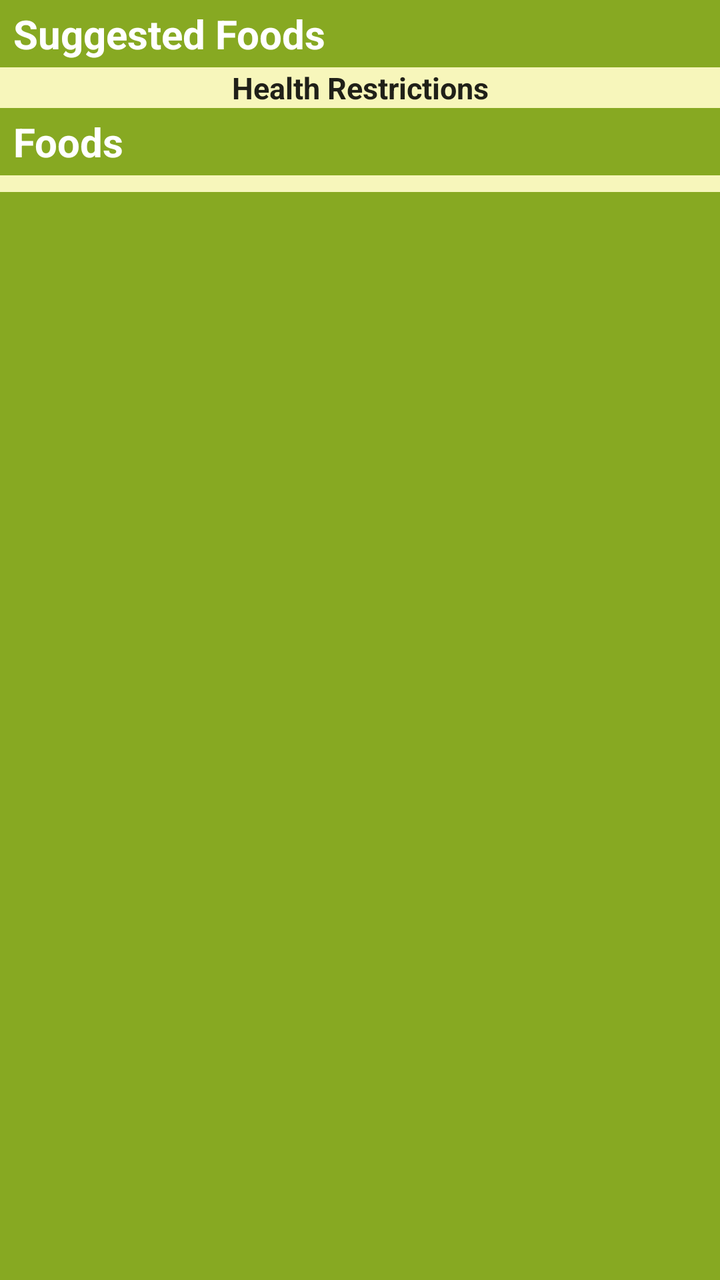
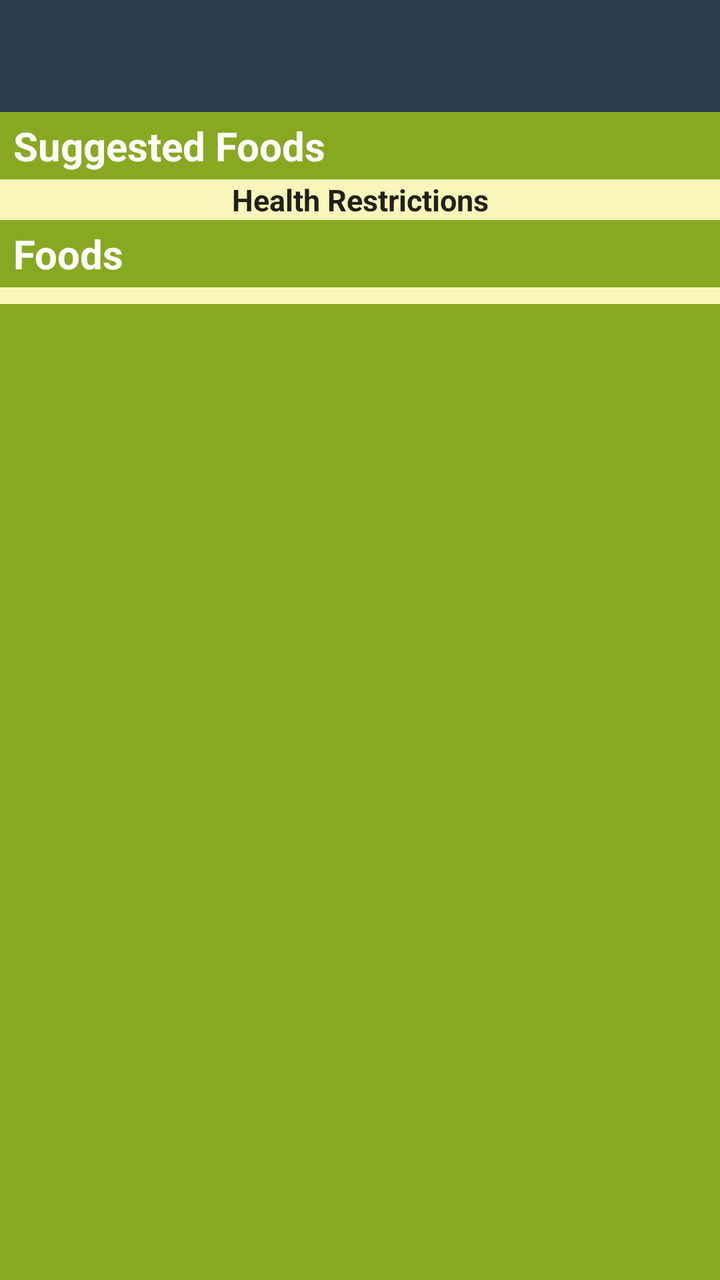

Compare the two renders of this Android layout. The source of the first and the diff that turns it into the second are given below.
<!-- AndroidManifest.xml: application theme AppTheme -->
<!-- res/layout/suggest.xml -->
<LinearLayout android:orientation="vertical" android:minWidth="25px" android:minHeight="25px" android:layout_width="match_parent" android:layout_height="match_parent" android:id="@+id/suggest" android:background="#87A922" xmlns:app="http://schemas.android.com/apk/res-auto" xmlns:android="http://schemas.android.com/apk/res/android"><TextView android:text="Suggested Foods" android:textAppearance="?android:attr/textAppearanceLarge" android:layout_width="match_parent" android:layout_height="wrap_content" android:id="@+id/textV_Calorie_Track" android:textStyle="bold" android:textSize="20dp" android:textColor="@android:color/background_light" android:paddingLeft="20px" android:paddingTop="10px" android:paddingBottom="10px" /><LinearLayout android:orientation="vertical" android:minWidth="25px" android:minHeight="25px" android:layout_width="match_parent" android:layout_height="wrap_content" android:id="@+id/linearLayout_INNER" android:fadingEdge="none" android:background="#F7F6BB"><TextView android:text="Health Restrictions" android:textAppearance="?android:attr/textAppearanceLarge" android:layout_width="match_parent" android:layout_height="wrap_content" android:gravity="center" android:textStyle="bold" android:textSize="15dp" android:id="@+id/textV_healthill" /><ListView android:layout_width="match_parent" android:layout_height="match_parent" android:id="@+id/listview1" android:layout_weight="1" /></LinearLayout><TextView android:text="Foods" android:textAppearance="?android:attr/textAppearanceLarge" android:layout_width="match_parent" android:layout_height="wrap_content" android:id="@+id/textV_SugarTracker" android:textStyle="bold" android:textSize="20dp" android:textColor="@android:color/background_light" android:paddingLeft="20px" android:paddingTop="10px" android:paddingBottom="10px" /><LinearLayout android:orientation="vertical" android:minWidth="25px" android:minHeight="25px" android:layout_width="match_parent" android:layout_height="wrap_content" android:id="@+id/linearLayout2" android:background="#F7F6BB"><ListView android:layout_width="match_parent" android:layout_height="match_parent" android:id="@+id/listview2" android:layout_weight="1" /></LinearLayout></LinearLayout>
<!-- resources referenced by this layout -->
<resources>
  <style name="AppTheme" parent="Theme.MaterialComponents.Light.DarkActionBar"><item name="colorPrimary">@color/colorPrimary</item><item name="colorPrimaryDark">@color/colorPrimaryDark</item><item name="colorAccent">@color/colorAccent</item><item name="windowActionBar">false</item><item name="windowNoTitle">true</item></style>
  <color name="colorPrimary">#2c3e50</color>
  <color name="colorPrimaryDark">#1B3147</color>
  <color name="colorAccent">#3498db</color>
</resources>

<!-- the commit's change to res/layout/suggest.xml (unified diff, before → after) -->
@@ -1 +1 @@
-<LinearLayout android:orientation="vertical" android:minWidth="25px" android:minHeight="25px" android:layout_width="match_parent" android:layout_height="match_parent" android:id="@+id/suggest" android:background="#87A922" xmlns:app="http://schemas.android.com/apk/res-auto" xmlns:android="http://schemas.android.com/apk/res/android"><TextView android:text="Suggested Foods" android:textAppearance="?android:attr/textAppearanceLarge" android:layout_width="match_parent" android:layout_height="wrap_content" android:id="@+id/textV_Calorie_Track" android:textStyle="bold" android:textSize="20dp" android:textColor="@android:color/background_light" android:paddingLeft="20px" android:paddingTop="10px" android:paddingBottom="10px" /><LinearLayout android:orientation="vertical" android:minWidth="25px" android:minHeight="25px" android:layout_width="match_parent" android:layout_height="wrap_content" android:id="@+id/linearLayout_INNER" android:fadingEdge="none" android:background="#F7F6BB"><TextView android:text="Health Restrictions" android:textAppearance="?android:attr/textAppearanceLarge" android:layout_width="match_parent" android:layout_height="wrap_content" android:gravity="center" android:textStyle="bold" android:textSize="15dp" android:id="@+id/textV_healthill" /><ListView android:layout_width="match_parent" android:layout_height="match_parent" android:id="@+id/listview1" android:layout_weight="1" /></LinearLayout><TextView android:text="Foods" android:textAppearance="?android:attr/textAppearanceLarge" android:layout_width="match_parent" android:layout_height="wrap_content" android:id="@+id/textV_SugarTracker" android:textStyle="bold" android:textSize="20dp" android:textColor="@android:color/background_light" android:paddingLeft="20px" android:paddingTop="10px" android:paddingBottom="10px" /><LinearLayout android:orientation="vertical" android:minWidth="25px" android:minHeight="25px" android:layout_width="match_parent" android:layout_height="wrap_content" android:id="@+id/linearLayout2" android:background="#F7F6BB"><ListView android:layout_width="match_parent" android:layout_height="match_parent" android:id="@+id/listview2" android:layout_weight="1" /></LinearLayout></LinearLayout>
+<LinearLayout android:orientation="vertical" android:minWidth="25px" android:minHeight="25px" android:layout_width="match_parent" android:layout_height="match_parent" android:id="@+id/suggest" android:background="#87A922" xmlns:app="http://schemas.android.com/apk/res-auto" xmlns:android="http://schemas.android.com/apk/res/android"><com.google.android.material.appbar.AppBarLayout android:layout_width="match_parent" android:layout_height="wrap_content" android:theme="@style/AppTheme.AppBarOverlay"><androidx.appcompat.widget.Toolbar android:id="@+id/toolbar" android:layout_width="match_parent" android:layout_height="?attr/actionBarSize" android:background="?attr/colorPrimary" /></com.google.android.material.appbar.AppBarLayout><TextView android:text="Suggested Foods" android:textAppearance="?android:attr/textAppearanceLarge" android:layout_width="match_parent" android:layout_height="wrap_content" android:id="@+id/textV_Calorie_Track" android:textStyle="bold" android:textSize="20dp" android:textColor="@android:color/background_light" android:paddingLeft="20px" android:paddingTop="10px" android:paddingBottom="10px" /><LinearLayout android:orientation="vertical" android:minWidth="25px" android:minHeight="25px" android:layout_width="match_parent" android:layout_height="wrap_content" android:id="@+id/linearLayout_INNER" android:fadingEdge="none" android:background="#F7F6BB"><TextView android:text="Health Restrictions" android:textAppearance="?android:attr/textAppearanceLarge" android:layout_width="match_parent" android:layout_height="wrap_content" android:gravity="center" android:textStyle="bold" android:textSize="15dp" android:id="@+id/textV_healthill" /><ListView android:layout_width="match_parent" android:layout_height="match_parent" android:id="@+id/listview1" android:layout_weight="1" /></LinearLayout><TextView android:text="Foods" android:textAppearance="?android:attr/textAppearanceLarge" android:layout_width="match_parent" android:layout_height="wrap_content" android:id="@+id/textV_SugarTracker" android:textStyle="bold" android:textSize="20dp" android:textColor="@android:color/background_light" android:paddingLeft="20px" android:paddingTop="10px" android:paddingBottom="10px" /><LinearLayout android:orientation="vertical" android:minWidth="25px" android:minHeight="25px" android:layout_width="match_parent" android:layout_height="wrap_content" android:id="@+id/linearLayout2" android:background="#F7F6BB"><ListView android:layout_width="match_parent" android:layout_height="match_parent" android:id="@+id/listview2" android:layout_weight="1" /></LinearLayout></LinearLayout>
<!-- resource entries referenced after the edit -->
@@ -1,5 +1,6 @@
 <!-- resources referenced by this layout -->
 <resources>
+  <style name="AppTheme.AppBarOverlay" parent="ThemeOverlay.MaterialComponents.Dark.ActionBar" />
   <style name="AppTheme" parent="Theme.MaterialComponents.Light.DarkActionBar"><item name="colorPrimary">@color/colorPrimary</item><item name="colorPrimaryDark">@color/colorPrimaryDark</item><item name="colorAccent">@color/colorAccent</item><item name="windowActionBar">false</item><item name="windowNoTitle">true</item></style>
   <color name="colorPrimary">#2c3e50</color>
   <color name="colorPrimaryDark">#1B3147</color>
